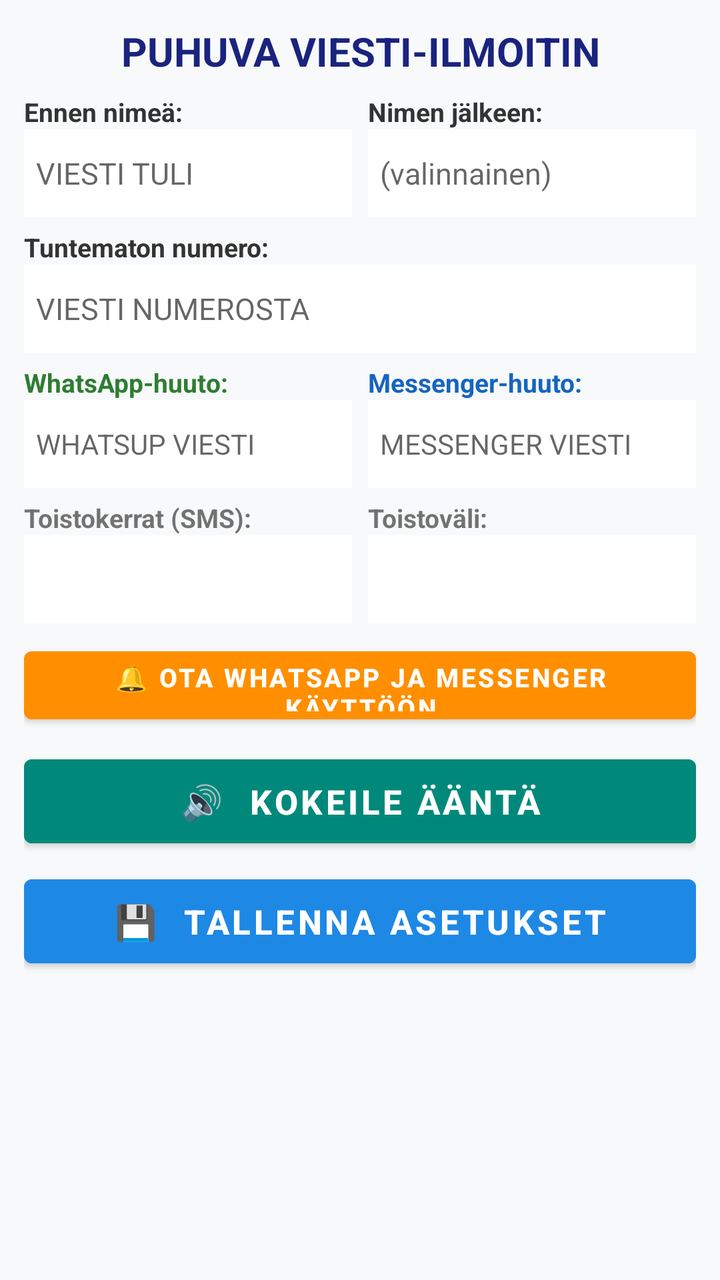
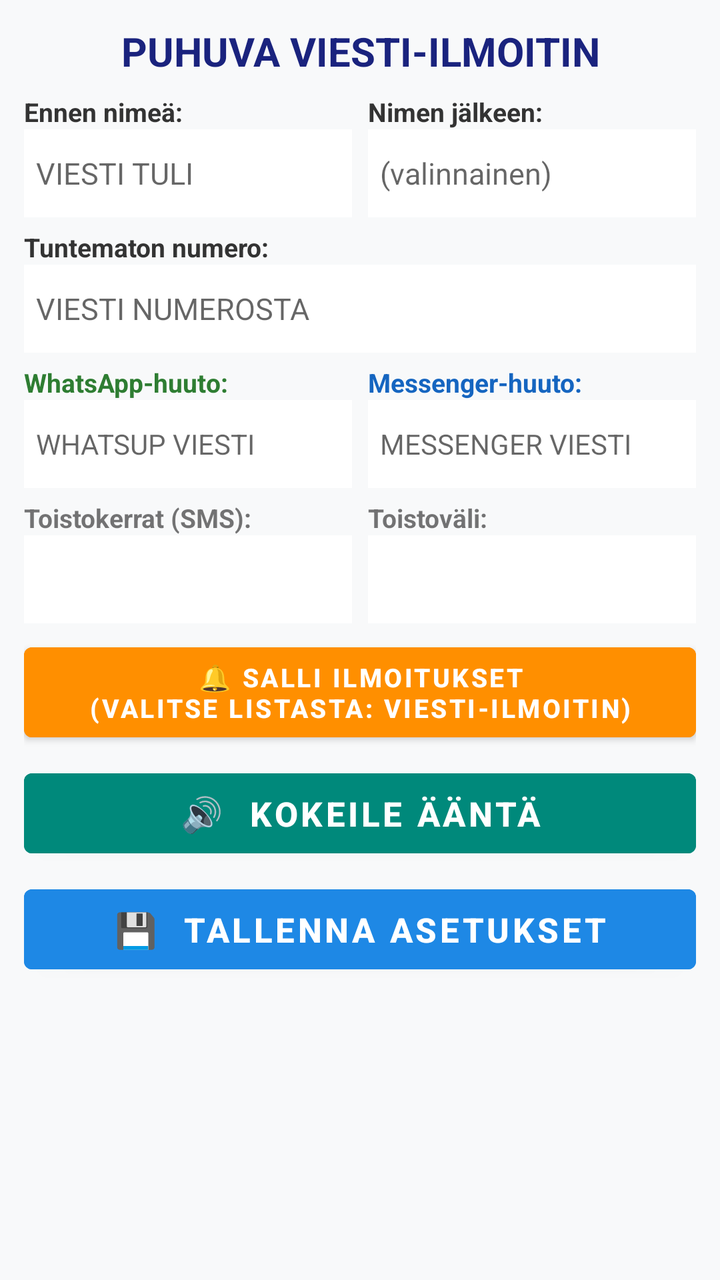

Screens rendered from an Android XML layout before and after an edit, with the pre-edit source and the edit as a unified diff.
<!-- AndroidManifest.xml: application theme Theme.ViestiIlmoitin -->
<!-- res/layout/activity_main.xml -->
<?xml version="1.0" encoding="utf-8"?>
<LinearLayout xmlns:android="http://schemas.android.com/apk/res/android"
    android:layout_width="match_parent"
    android:layout_height="match_parent"
    android:orientation="vertical"
    android:padding="12dp"
    android:background="#F8F9FA">

    <TextView
        android:layout_width="match_parent"
        android:layout_height="wrap_content"
        android:text="PUHUVA VIESTI-ILMOITIN"
        android:textSize="20sp"
        android:textStyle="bold"
        android:gravity="center"
        android:textColor="#1A237E"
        android:layout_marginBottom="8dp" />

    
    <LinearLayout
        android:layout_width="match_parent"
        android:layout_height="wrap_content"
        android:orientation="horizontal"
        android:layout_marginBottom="6dp">

        <LinearLayout
            android:layout_width="0dp"
            android:layout_height="wrap_content"
            android:layout_weight="1"
            android:orientation="vertical"
            android:layout_marginEnd="4dp">
            <TextView
                android:layout_width="wrap_content"
                android:layout_height="wrap_content"
                android:text="Ennen nimeä:"
                android:textSize="13sp"
                android:textStyle="bold"
                android:textColor="#333333" />
            <EditText
                android:id="@+id/editPrefix"
                android:layout_width="match_parent"
                android:layout_height="44dp"
                android:background="#FFFFFF"
                android:padding="6dp"
                android:hint="VIESTI TULI "
                android:textSize="15sp" />
        </LinearLayout>

        <LinearLayout
            android:layout_width="0dp"
            android:layout_height="wrap_content"
            android:layout_weight="1"
            android:orientation="vertical"
            android:layout_marginStart="4dp">
            <TextView
                android:layout_width="wrap_content"
                android:layout_height="wrap_content"
                android:text="Nimen jälkeen:"
                android:textSize="13sp"
                android:textStyle="bold"
                android:textColor="#333333" />
            <EditText
                android:id="@+id/editSuffix"
                android:layout_width="match_parent"
                android:layout_height="44dp"
                android:background="#FFFFFF"
                android:padding="6dp"
                android:hint="(valinnainen)"
                android:textSize="15sp" />
        </LinearLayout>
    </LinearLayout>

    
    <TextView
        android:layout_width="wrap_content"
        android:layout_height="wrap_content"
        android:text="Tuntematon numero:"
        android:textSize="13sp"
        android:textStyle="bold"
        android:textColor="#333333" />

    <EditText
        android:id="@+id/editUnknown"
        android:layout_width="match_parent"
        android:layout_height="44dp"
        android:background="#FFFFFF"
        android:padding="6dp"
        android:hint="VIESTI NUMEROSTA "
        android:textSize="15sp"
        android:layout_marginBottom="6dp" />

    
    <LinearLayout
        android:layout_width="match_parent"
        android:layout_height="wrap_content"
        android:orientation="horizontal"
        android:layout_marginBottom="6dp">

        <LinearLayout
            android:layout_width="0dp"
            android:layout_height="wrap_content"
            android:layout_weight="1"
            android:orientation="vertical"
            android:layout_marginEnd="4dp">
            <TextView
                android:layout_width="wrap_content"
                android:layout_height="wrap_content"
                android:text="WhatsApp-huuto:"
                android:textSize="13sp"
                android:textStyle="bold"
                android:textColor="#2E7D32" />
            <EditText
                android:id="@+id/editWhatsApp"
                android:layout_width="match_parent"
                android:layout_height="44dp"
                android:background="#FFFFFF"
                android:padding="6dp"
                android:hint="WHATSUP VIESTI"
                android:textSize="14sp" />
        </LinearLayout>

        <LinearLayout
            android:layout_width="0dp"
            android:layout_height="wrap_content"
            android:layout_weight="1"
            android:orientation="vertical"
            android:layout_marginStart="4dp">
            <TextView
                android:layout_width="wrap_content"
                android:layout_height="wrap_content"
                android:text="Messenger-huuto:"
                android:textSize="13sp"
                android:textStyle="bold"
                android:textColor="#1565C0" />
            <EditText
                android:id="@+id/editMessenger"
                android:layout_width="match_parent"
                android:layout_height="44dp"
                android:background="#FFFFFF"
                android:padding="6dp"
                android:hint="MESSENGER VIESTI"
                android:textSize="14sp" />
        </LinearLayout>
    </LinearLayout>

    
    <LinearLayout
        android:layout_width="match_parent"
        android:layout_height="wrap_content"
        android:orientation="horizontal"
        android:layout_marginBottom="8dp">

        <LinearLayout
            android:layout_width="0dp"
            android:layout_height="wrap_content"
            android:layout_weight="1"
            android:orientation="vertical"
            android:layout_marginEnd="4dp">
            <TextView
                android:layout_width="wrap_content"
                android:layout_height="wrap_content"
                android:text="Toistokerrat (SMS):"
                android:textSize="13sp"
                android:textStyle="bold"/>
            <Spinner
                android:id="@+id/spinnerRepeats"
                android:layout_width="match_parent"
                android:layout_height="44dp"
                android:background="#FFFFFF" />
        </LinearLayout>

        <LinearLayout
            android:layout_width="0dp"
            android:layout_height="wrap_content"
            android:layout_weight="1"
            android:orientation="vertical"
            android:layout_marginStart="4dp">
            <TextView
                android:layout_width="wrap_content"
                android:layout_height="wrap_content"
                android:text="Toistoväli:"
                android:textSize="13sp"
                android:textStyle="bold"/>
            <Spinner
                android:id="@+id/spinnerInterval"
                android:layout_width="match_parent"
                android:layout_height="44dp"
                android:background="#FFFFFF" />
        </LinearLayout>
    </LinearLayout>

    
    <Button
        android:id="@+id/btnNotificationPermission"
        android:layout_width="match_parent"
        android:layout_height="46dp"
        android:text="🔔 OTA WHATSAPP JA MESSENGER KÄYTTÖÖN"
        android:textSize="13sp"
        android:textStyle="bold"
        android:backgroundTint="#FF8F00"
        android:textColor="#FFFFFF"
        android:layout_marginBottom="8dp" />

    
    <Button
        android:id="@+id/btnTest"
        android:layout_width="match_parent"
        android:layout_height="54dp"
        android:text="🔊  KOKEILE ÄÄNTÄ"
        android:textSize="17sp"
        android:textStyle="bold"
        android:backgroundTint="#00897B"
        android:textColor="#FFFFFF"
        android:layout_marginBottom="6dp" />

    
    <Button
        android:id="@+id/btnSave"
        android:layout_width="match_parent"
        android:layout_height="54dp"
        android:text="💾  TALLENNA ASETUKSET"
        android:textSize="17sp"
        android:textStyle="bold"
        android:backgroundTint="#1E88E5"
        android:textColor="#FFFFFF" />

</LinearLayout>
<!-- resources referenced by this layout -->
<resources>
  <style name="Theme.ViestiIlmoitin" parent="Theme.MaterialComponents.Light.NoActionBar">
          <item name="colorPrimary">#1E88E5</item>
          <item name="colorPrimaryVariant">#1565C0</item>
          <item name="colorOnPrimary">#FFFFFF</item>
      </style>
</resources>

<!-- the commit's change to res/layout/activity_main.xml (unified diff, before → after) -->
@@ -148,7 +148,7 @@
         android:layout_width="match_parent"
         android:layout_height="wrap_content"
         android:orientation="horizontal"
-        android:layout_marginBottom="8dp">
+        android:layout_marginBottom="6dp">
 
         <LinearLayout
             android:layout_width="0dp"
@@ -193,19 +193,21 @@
     <Button
         android:id="@+id/btnNotificationPermission"
         android:layout_width="match_parent"
-        android:layout_height="46dp"
-        android:text="🔔 OTA WHATSAPP JA MESSENGER KÄYTTÖÖN"
+        android:layout_height="wrap_content"
+        android:minHeight="50dp"
+        android:padding="6dp"
+        android:text="🔔 SALLI ILMOITUKSET\n(Valitse listasta: Viesti-Ilmoitin)"
         android:textSize="13sp"
         android:textStyle="bold"
         android:backgroundTint="#FF8F00"
         android:textColor="#FFFFFF"
-        android:layout_marginBottom="8dp" />
+        android:layout_marginBottom="6dp" />
 
     
     <Button
         android:id="@+id/btnTest"
         android:layout_width="match_parent"
-        android:layout_height="54dp"
+        android:layout_height="52dp"
         android:text="🔊  KOKEILE ÄÄNTÄ"
         android:textSize="17sp"
         android:textStyle="bold"
@@ -217,7 +219,7 @@
     <Button
         android:id="@+id/btnSave"
         android:layout_width="match_parent"
-        android:layout_height="54dp"
+        android:layout_height="52dp"
         android:text="💾  TALLENNA ASETUKSET"
         android:textSize="17sp"
         android:textStyle="bold"
